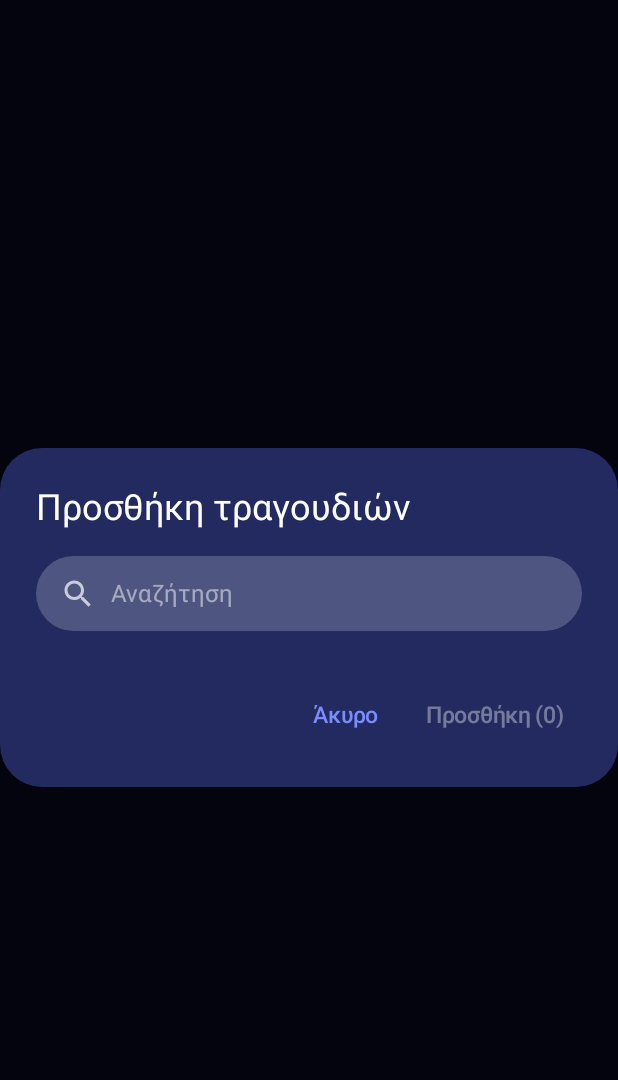
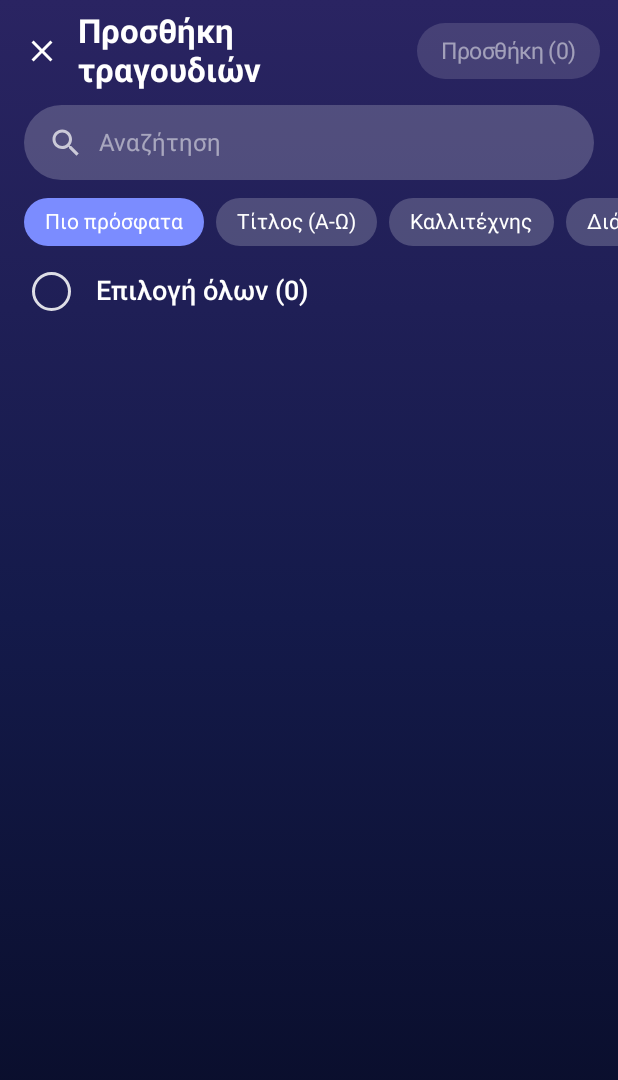
Before and after one commit to geostam1972/GeoMediaPlayer, an Android app built with Jetpack Compose: the composable SongPickerDialog called with empty values, on a phone screen of 412 x 824 dp. Shown: the top 1080 px of the screen. Run offline under Robolectric (Android 15) with nearby library versions, the phone set to English and light mode, and no system bars; libraries missing offline, so code that uses them is left out: sh.calvin.reorderable; 19 statements that could not run were skipped.

Commit message:
Add files via upload

```diff
--- a/app/src/main/java/gr/geo/mediaplayer/ui/screens/PlaylistDetailScreen.kt
+++ b/app/src/main/java/gr/geo/mediaplayer/ui/screens/PlaylistDetailScreen.kt
@@ -58,6 +58,23 @@ import gr.geo.mediaplayer.ui.EmptyState
 import gr.geo.mediaplayer.ui.SearchField
 import gr.geo.mediaplayer.ui.SongMenu
 import gr.geo.mediaplayer.ui.SongRow
+import androidx.compose.foundation.clickable
+import androidx.compose.foundation.horizontalScroll
+import androidx.compose.foundation.layout.systemBarsPadding
+import androidx.compose.foundation.layout.width
+import androidx.compose.foundation.rememberScrollState
+import androidx.compose.foundation.shape.RoundedCornerShape
+import androidx.compose.material.icons.filled.Close
+import androidx.compose.runtime.mutableIntStateOf
+import androidx.compose.ui.draw.clip
+import androidx.compose.ui.text.style.TextOverflow
+import androidx.compose.ui.unit.sp
+import androidx.compose.ui.window.Dialog
+import androidx.compose.ui.window.DialogProperties
+import gr.geo.mediaplayer.ui.Artwork
+import java.text.SimpleDateFormat
+import java.util.Date
+import java.util.Locale
 import sh.calvin.reorderable.ReorderableItem
 import sh.calvin.reorderable.rememberReorderableLazyListState
 
@@ -238,39 +255,123 @@ fun SongPickerDialog(
     onConfirm: (List<Long>) -> Unit,
 ) {
     var query by remember { mutableStateOf("") }
+    var sort by remember { mutableIntStateOf(2) } // newest first by default
     var chosen by remember { mutableStateOf(setOf<Long>()) }
-    val list = remember(all, query) {
-        if (query.isBlank()) all else all.filter { it.title.contains(query, true) || it.artist.contains(query, true) }
+    val list = remember(all, query, sort) {
+        val filtered = if (query.isBlank()) all
+        else all.filter { it.title.contains(query, true) || it.artist.contains(query, true) || it.album.contains(query, true) }
+        sortSongs(filtered, sort)
     }
-    AlertDialog(
+    val dateFmt = remember { SimpleDateFormat("dd/MM/yyyy", Locale.getDefault()) }
+
+    Dialog(
         onDismissRequest = onDismiss,
-        title = { Text("Προσθήκη τραγουδιών") },
-        text = {
-            Column {
-                SearchField(query, { query = it }, "Αναζήτηση")
-                Spacer(Modifier.height(8.dp))
-                LazyColumn(Modifier.heightIn(max = 420.dp)) {
+        properties = DialogProperties(usePlatformDefaultWidth = false, decorFitsSystemWindows = false)
+    ) {
+        Column(
+            Modifier
+                .fillMaxSize()
+                .background(AppColors.Background)
+                .systemBarsPadding()
+        ) {
+            // ---- top bar ----
+            Row(
+                Modifier.fillMaxWidth().padding(start = 4.dp, end = 12.dp, top = 8.dp, bottom = 4.dp),
+                verticalAlignment = Alignment.CenterVertically
+            ) {
+                IconButton(onClick = onDismiss) {
+                    Icon(Icons.Filled.Close, "Άκυρο", tint = Color.White)
+                }
+                Text(
+                    "Προσθήκη τραγουδιών",
+                    style = MaterialTheme.typography.titleLarge, color = Color.White,
+                    modifier = Modifier.weight(1f)
+                )
+                Text(
+                    "Προσθήκη (${chosen.size})",
+                    color = if (chosen.isEmpty()) AppColors.TextFaint else Color.White,
+                    fontSize = 15.sp,
+                    modifier = Modifier
+                        .clip(RoundedCornerShape(20.dp))
+                        .background(if (chosen.isEmpty()) AppColors.Surface else AppColors.Accent)
+                        .clickable(enabled = chosen.isNotEmpty()) { onConfirm(chosen.toList()) }
+                        .padding(horizontal = 16.dp, vertical = 10.dp)
+                )
+            }
+
+            SearchField(query, { query = it }, "Αναζήτηση", Modifier.padding(horizontal = 16.dp, vertical = 6.dp))
+
+            // ---- sort chips ----
+            Row(
+                Modifier.fillMaxWidth().horizontalScroll(rememberScrollState())
+                    .padding(horizontal = 16.dp, vertical = 6.dp),
+                horizontalArrangement = Arrangement.spacedBy(8.dp)
+            ) {
+                listOf(2, 0, 1, 3).forEach { i ->
+                    val sel = i == sort
+                    Text(
+                        sortLabels[i],
+                        color = Color.White, fontSize = 14.sp,
+                        modifier = Modifier
+                            .clip(RoundedCornerShape(18.dp))
+                            .background(if (sel) AppColors.Accent else AppColors.SurfaceStrong)
+                            .clickable { sort = i }
+                            .padding(horizontal = 14.dp, vertical = 8.dp)
+                    )
+                }
+            }
+
+            // ---- select all visible ----
+            val selectable = list.filter { !alreadyIn.contains(it.id) }
+            val allSel = selectable.isNotEmpty() && selectable.all { chosen.contains(it.id) }
+            val toggleAll: () -> Unit = {
+                chosen = if (allSel) chosen - selectable.map { it.id }.toSet()
+                else chosen + selectable.map { it.id }
+            }
+            Row(
+                Modifier.fillMaxWidth().clickable(onClick = toggleAll).padding(horizontal = 20.dp, vertical = 10.dp),
+                verticalAlignment = Alignment.CenterVertically
+            ) {
+                CircleCheck(allSel, toggleAll)
+                Spacer(Modifier.width(16.dp))
+                Text("Επιλογή όλων (${list.size})", color = Color.White, style = MaterialTheme.typography.titleMedium)
+            }
+
+            LazyColumn(Modifier.weight(1f)) {
                 items(list, key = { it.id }) { s ->
                     val inList = alreadyIn.contains(s.id)
                     val isSel = chosen.contains(s.id) || inList
                     val toggle: () -> Unit = {
                         if (!inList) chosen = if (chosen.contains(s.id)) chosen - s.id else chosen + s.id
                     }
-                        SongRow(
-                            title = s.title, subtitle = if (inList) "Υπάρχει ήδη" else s.artist,
-                            artUri = s.uri, isCurrent = false,
-                            leading = { CircleCheck(isSel) { toggle() } },
-                            onClick = { toggle() }
+                    Row(
+                        Modifier
+                            .fillMaxWidth()
+                            .background(if (isSel && !inList) AppColors.Surface else Color.Transparent)
+                            .clickable(onClick = toggle)
+                            .padding(horizontal = 16.dp, vertical = 8.dp),
+                        verticalAlignment = Alignment.CenterVertically
+                    ) {
+                        CircleCheck(isSel, toggle)
+                        Spacer(Modifier.width(12.dp))
+                        Artwork(s.uri, size = 48.dp, corner = 10.dp)
+                        Spacer(Modifier.width(12.dp))
+                        Column(Modifier.weight(1f)) {
+                            Text(
+                                s.title, color = if (inList) AppColors.TextFaint else Color.White,
+                                fontSize = 16.sp, maxLines = 2, overflow = TextOverflow.Ellipsis,
+                                lineHeight = 20.sp
+                            )
+                            Text(
+                                if (inList) "Υπάρχει ήδη στη playlist"
+                                else "${s.artist} · ${formatDuration(s.durationMs)} · ${dateFmt.format(Date(s.dateAddedSec * 1000))}",
+                                color = AppColors.TextDim, fontSize = 13.sp,
+                                maxLines = 1, overflow = TextOverflow.Ellipsis
                             )
                         }
                     }
                 }
-        },
-        confirmButton = {
-            TextButton(onClick = { onConfirm(chosen.toList()) }, enabled = chosen.isNotEmpty()) {
-                Text("Προσθήκη (${chosen.size})")
             }
-        },
-        dismissButton = { TextButton(onClick = onDismiss) { Text("Άκυρο") } },
-    )
         }
+    }
+}
--- a/app/src/main/java/gr/geo/mediaplayer/ui/screens/SongsScreen.kt
+++ b/app/src/main/java/gr/geo/mediaplayer/ui/screens/SongsScreen.kt
@@ -66,7 +66,7 @@ import gr.geo.mediaplayer.ui.SearchField
 import gr.geo.mediaplayer.ui.SongMenu
 import gr.geo.mediaplayer.ui.SongRow
 
-private val sortLabels = listOf("Τίτλος (Α-Ω)", "Καλλιτέχνης", "Πιο πρόσφατα", "Διάρκεια")
+val sortLabels = listOf("Τίτλος (Α-Ω)", "Καλλιτέχνης", "Πιο πρόσφατα", "Διάρκεια")
 
 fun sortSongs(songs: List<Song>, sort: Int): List<Song> = when (sort) {
     1 -> songs.sortedWith(compareBy(String.CASE_INSENSITIVE_ORDER) { it.artist })
```
Lines whose indentation alone changed are shown as unchanged.
